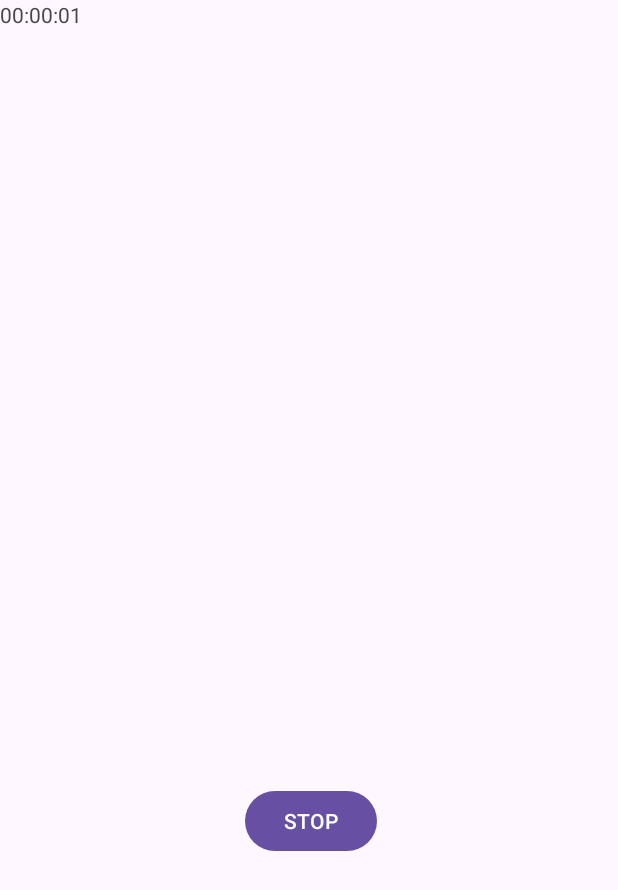
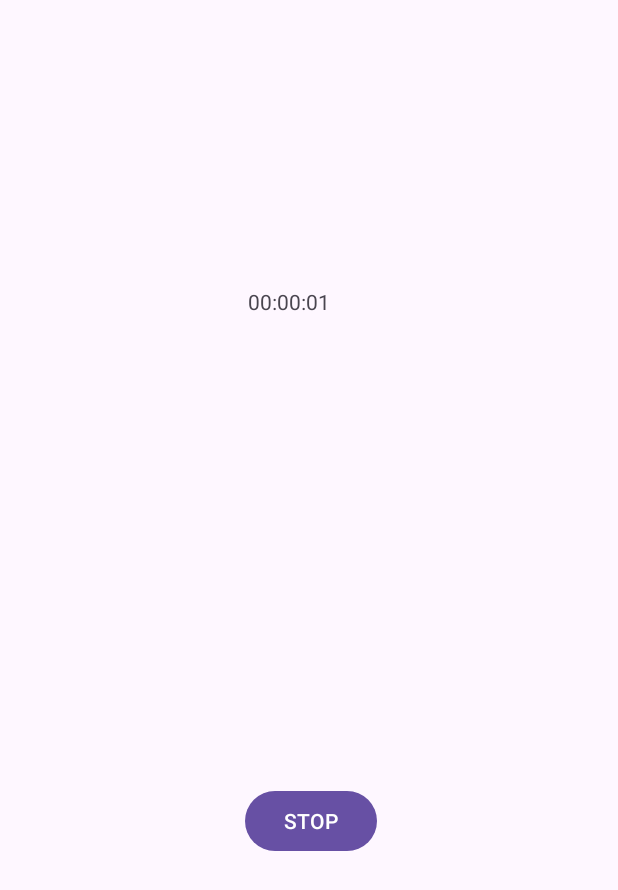
Before and after one commit to metolone-xyz/Group3Android-app, an Android app: the MeasurementActivity screen opened directly, with no data from a screen before it, on a phone screen of 412 x 824 dp. Shown: the top 890 px of the screen. Run offline under Robolectric (Android 15) with nearby library versions, the phone set to English and light mode, and no system bars.

Commit message:
計測画面のタイマーの位置を調整

```diff
--- a/app/src/main/res/layout/activity_measurement.xml
+++ b/app/src/main/res/layout/activity_measurement.xml
@@ -18,6 +18,10 @@
     <TextView
             android:text="TextView"
             android:layout_width="wrap_content"
-            android:layout_height="wrap_content" android:id="@+id/timerTextView" tools:layout_editor_absoluteY="169dp"
-            tools:layout_editor_absoluteX="163dp"/>
+            android:layout_height="wrap_content" android:id="@+id/timerTextView"
+            android:layout_marginBottom="289dp"
+            app:layout_constraintBottom_toTopOf="@+id/StopButton" app:layout_constraintStart_toStartOf="parent"
+            android:layout_marginStart="163dp" app:layout_constraintTop_toTopOf="parent"
+            android:layout_marginTop="168dp" android:layout_marginEnd="190dp"
+            app:layout_constraintEnd_toEndOf="parent"/>
 </androidx.constraintlayout.widget.ConstraintLayout>
```
